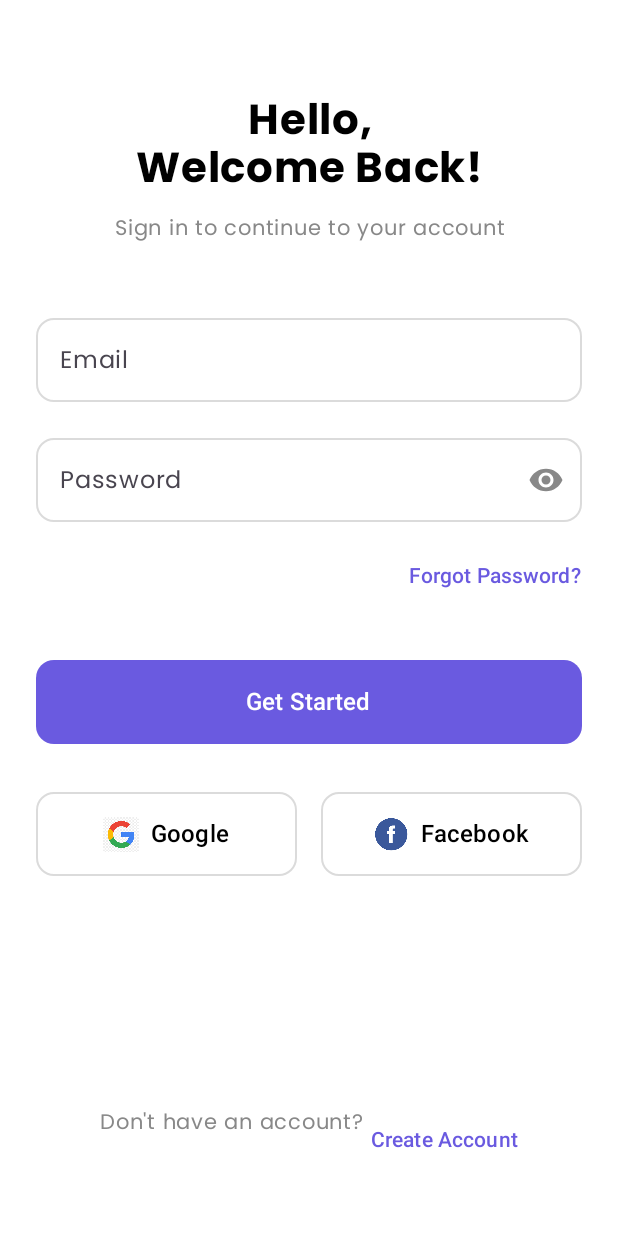
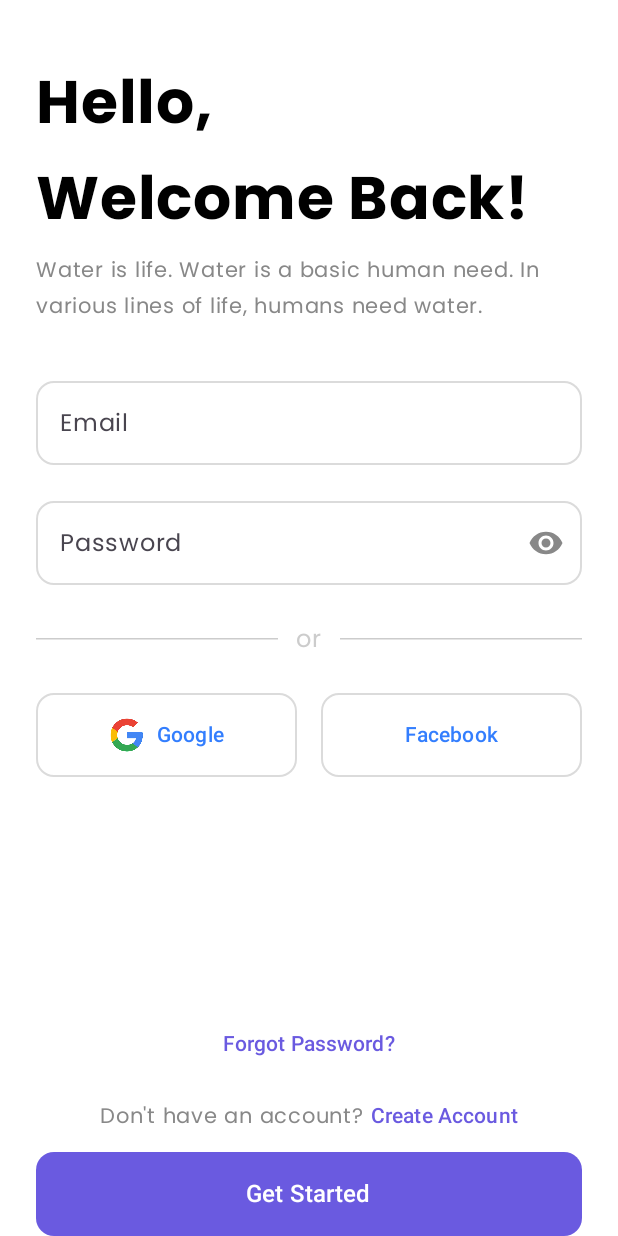
Before and after one commit to PedroJGutierrez/PetshopAppTP3, an Android app built with Jetpack Compose: the LoginScreen screen opened through its navigation route, on a phone screen of 412 x 824 dp. Run offline under Robolectric (Android 15) with nearby library versions, the light colour scheme and no system bars; our stand-ins replace Firebase (no records; nobody signed in at launch, a user with empty details on screens opened directly), Room's generated code.

Commit message:
Cambios visuales en en onboarding y login

```diff
--- a/app/src/main/java/com/proyecto/petshopapp/ui/login/LoginScreen.kt
+++ b/app/src/main/java/com/proyecto/petshopapp/ui/login/LoginScreen.kt
@@ -1,16 +1,16 @@
 package com.proyecto.petshopapp.ui.login
 
-
 import androidx.compose.foundation.BorderStroke
-import androidx.compose.foundation.Image
 import androidx.compose.foundation.background
-import androidx.compose.foundation.border
 import androidx.compose.foundation.layout.*
+import androidx.compose.foundation.rememberScrollState
+import androidx.compose.foundation.verticalScroll
 import androidx.compose.foundation.shape.RoundedCornerShape
 import androidx.compose.material.icons.Icons
 import androidx.compose.material.icons.filled.Visibility
 import androidx.compose.material.icons.filled.VisibilityOff
 import androidx.compose.material3.*
+import androidx.compose.material3.HorizontalDivider
 import androidx.compose.runtime.*
 import androidx.compose.ui.Alignment
 import androidx.compose.ui.Modifier
@@ -62,38 +62,48 @@ fun LoginScreen(navController: NavController) {
     Scaffold(
         snackbarHost = { SnackbarHost(snackbarHostState) }
     ) { innerPadding ->
+        Box(
+            modifier = Modifier
+                .fillMaxSize()
+                .padding(innerPadding)
+                .background(Color.White)
+        ) {
             Column(
                 modifier = Modifier
                     .fillMaxSize()
-                .background(Color.White)
-                .padding(innerPadding)
                     .padding(horizontal = 24.dp),
                 horizontalAlignment = Alignment.CenterHorizontally
             ) {
-            Spacer(modifier = Modifier.height(60.dp))
-
-            // Title
+                Column(
+                    modifier = Modifier
+                        .weight(1f)
+                        .fillMaxWidth()
+                        .verticalScroll(rememberScrollState()),
+                    horizontalAlignment = Alignment.CenterHorizontally
+                ) {
+                    Spacer(modifier = Modifier.height(40.dp))
                     Text(
-                text = "Hello,\nWelcome Back!",
-                fontSize = 28.sp,
+                        text = "Hello,\n\nWelcome Back!",
+                        fontSize = 40.sp,
                         fontWeight = FontWeight.Bold,
                         color = Color.Black,
-                textAlign = TextAlign.Center,
+                        textAlign = TextAlign.Start,
+                        modifier = Modifier.fillMaxWidth(),
                         lineHeight = 32.sp
                     )
 
                     Spacer(modifier = Modifier.height(8.dp))
 
                     Text(
-                text = "Sign in to continue to your account",
+                        text = "Water is life. Water is a basic human need. In various lines of life, humans need water.",
                         fontSize = 14.sp,
                         color = Color.Gray,
-                textAlign = TextAlign.Center
+                        textAlign = TextAlign.Start,
+                        modifier = Modifier.fillMaxWidth()
                     )
 
-            Spacer(modifier = Modifier.height(40.dp))
+                    Spacer(modifier = Modifier.height(30.dp))
 
-            // Email Field
                     OutlinedTextField(
                         value = email,
                         onValueChange = {
@@ -102,35 +112,24 @@ fun LoginScreen(navController: NavController) {
                         },
                         label = { Text("Email") },
                         placeholder = { Text("example@gmail.com") },
-                textStyle = TextStyle(color = Color.Black, fontSize = 16.sp),
                         isError = showEmailError,
-                enabled = !uiState.isLoading,
                         modifier = Modifier.fillMaxWidth(),
                         shape = RoundedCornerShape(12.dp),
+                        textStyle = TextStyle(fontSize = 14.sp, color = Color(0xFFB3B1B0)),
                         colors = OutlinedTextFieldDefaults.colors(
                             focusedBorderColor = PurplePrimary,
-                    focusedLabelColor = PurplePrimary,
                             unfocusedBorderColor = Color.Gray.copy(alpha = 0.3f),
                             errorBorderColor = Color.Red,
-                    errorLabelColor = Color.Red,
                             focusedContainerColor = Color.Transparent,
                             unfocusedContainerColor = Color.Transparent
                         )
                     )
                     if (showEmailError) {
-                Row(
-                    modifier = Modifier
-                        .fillMaxWidth()
-                        .padding(top = 4.dp),
-                    horizontalArrangement = Arrangement.Start
-                ) {
                         Text("Email is required", color = Color.Red, fontSize = 12.sp)
-                }
                     }
 
                     Spacer(modifier = Modifier.height(16.dp))
 
-            // Password Field
                     OutlinedTextField(
                         value = password,
                         onValueChange = {
@@ -139,77 +138,127 @@ fun LoginScreen(navController: NavController) {
                         },
                         label = { Text("Password") },
                         placeholder = { Text("••••••••") },
-                textStyle = TextStyle(color = Color.Black, fontSize = 16.sp),
+                        isError = showPasswordError,
+                        modifier = Modifier.fillMaxWidth(),
+                        shape = RoundedCornerShape(12.dp),
+                        textStyle = TextStyle(fontSize = 14.sp, color = Color(0xFFB3B1B0)),
                         visualTransformation = if (passwordVisible) VisualTransformation.None else PasswordVisualTransformation(),
                         trailingIcon = {
                             val icon = if (passwordVisible) Icons.Filled.VisibilityOff else Icons.Filled.Visibility
                             IconButton(onClick = { passwordVisible = !passwordVisible }) {
                                 Icon(
                                     imageVector = icon,
-                            contentDescription = if (passwordVisible) "Hide password" else "Show password",
+                                    contentDescription = null,
                                     tint = Color.Gray
                                 )
                             }
                         },
-                isError = showPasswordError,
-                enabled = !uiState.isLoading,
-                modifier = Modifier.fillMaxWidth(),
-                shape = RoundedCornerShape(12.dp),
                         colors = OutlinedTextFieldDefaults.colors(
                             focusedBorderColor = PurplePrimary,
-                    focusedLabelColor = PurplePrimary,
                             unfocusedBorderColor = Color.Gray.copy(alpha = 0.3f),
                             errorBorderColor = Color.Red,
-                    errorLabelColor = Color.Red,
                             focusedContainerColor = Color.Transparent,
                             unfocusedContainerColor = Color.Transparent
                         )
                     )
                     if (showPasswordError) {
-                Row(
-                    modifier = Modifier
-                        .fillMaxWidth()
-                        .padding(top = 4.dp),
-                    horizontalArrangement = Arrangement.Start
-                ) {
-                    Text("Password is required", color = Color.Red, fontSize = 12.sp)
+                        Row(verticalAlignment = Alignment.CenterVertically) {
+                            Icon(
+                                painter = painterResource(R.drawable.info_square),
+                                contentDescription = "Info",
+                                tint = Color.Red,
+                                modifier = Modifier.size(16.dp).padding(end = 4.dp)
+                            )
+                            Text("Required Fields", color = Color.Red, fontSize = 12.sp)
                         }
                     }
 
-            Spacer(modifier = Modifier.height(12.dp))
+                    Spacer(modifier = Modifier.height(24.dp))
 
-            // Forgot Password
                     Row(
                         modifier = Modifier.fillMaxWidth(),
-                horizontalArrangement = Arrangement.End
+                        verticalAlignment = Alignment.CenterVertically
                     ) {
-                TextButton(
-                    onClick = { navController.navigate("forgot_password") },
-                    enabled = !uiState.isLoading,
-                    contentPadding = PaddingValues(0.dp)
+                        HorizontalDivider(modifier = Modifier.weight(1f), color = Color.LightGray)
+                        Text("or", color = Color.LightGray, modifier = Modifier.padding(horizontal = 12.dp))
+                        HorizontalDivider(modifier = Modifier.weight(1f), color = Color.LightGray)
+                    }
+
+                    Spacer(modifier = Modifier.height(24.dp))
+
+                    Row(
+                        modifier = Modifier.fillMaxWidth(),
+                        horizontalArrangement = Arrangement.spacedBy(16.dp)
                     ) {
-                    Text(
-                        "Forgot Password?",
-                        color = PurplePrimary,
-                        fontSize = 14.sp,
-                        fontWeight = FontWeight.Medium
+                        OutlinedButton(
+                            onClick = {},
+                            modifier = Modifier.weight(1f).height(56.dp),
+                            shape = RoundedCornerShape(12.dp),
+                            colors = ButtonDefaults.outlinedButtonColors(
+                                containerColor = Color.White,
+                                contentColor = Color(0xFF337EFE)
+                            ),
+                            border = BorderStroke(1.dp, Color.Gray.copy(alpha = 0.3f))
+                        ) {
+                            Row(verticalAlignment = Alignment.CenterVertically) {
+                                Icon(
+                                    painter = painterResource(R.drawable.google),
+                                    contentDescription = "Google",
+                                    modifier = Modifier.size(24.dp),
+                                    tint = Color.Unspecified
                                 )
+                                Spacer(modifier = Modifier.width(8.dp))
+                                Text("Google")
                             }
                         }
 
-            Spacer(modifier = Modifier.height(32.dp))
+                        OutlinedButton(
+                            onClick = {},
+                            modifier = Modifier.weight(1f).height(56.dp),
+                            shape = RoundedCornerShape(12.dp),
+                            colors = ButtonDefaults.outlinedButtonColors(
+                                containerColor = Color.White,
+                                contentColor = Color(0xFF337EFE)
+                            ),
+                            border = BorderStroke(1.dp, Color.Gray.copy(alpha = 0.3f))
+                        ) {
+                            Text("Facebook")
+                        }
+                    }
 
-            // Login Button
+                    Spacer(modifier = Modifier.height(8.dp))
+                }
+
+
+                TextButton(
+                    onClick = { navController.navigate("forgot_password") },
+                    contentPadding = PaddingValues(0.dp)
+                ) {
+                    Text("Forgot Password?", color = PurplePrimary, fontSize = 14.sp)
+                }
+
+                Row(
+                    modifier = Modifier.fillMaxWidth(),
+                    horizontalArrangement = Arrangement.Center,
+                    verticalAlignment = Alignment.CenterVertically
+                ) {
+                    Text("Don't have an account? ", color = Color.Gray, fontSize = 14.sp)
+                    TextButton(
+                        onClick = { navController.navigate("create_account") },
+                        contentPadding = PaddingValues(0.dp)
+                    ) {
+                        Text("Create Account", color = PurplePrimary, fontSize = 14.sp)
+                    }
+                }
+
                 Button(
                     onClick = {
                         showEmailError = email.isBlank()
                         showPasswordError = password.isBlank()
-
                         if (!showEmailError && !showPasswordError) {
                             viewModel.login(email.trim(), password)
                         }
                     },
-                enabled = !uiState.isLoading,
                     colors = ButtonDefaults.buttonColors(containerColor = PurplePrimary),
                     shape = RoundedCornerShape(12.dp),
                     modifier = Modifier
@@ -223,118 +272,10 @@ fun LoginScreen(navController: NavController) {
                             strokeWidth = 2.dp
                         )
                     } else {
-                    Text(
-                        "Get Started",
-                        color = Color.White,
-                        fontSize = 16.sp,
-                        fontWeight = FontWeight.SemiBold
-                    )
-                }
-            }
-
-            Spacer(modifier = Modifier.height(32.dp))
-
-            // Social Login Buttons
-            Row(
-                modifier = Modifier.fillMaxWidth(),
-                horizontalArrangement = Arrangement.spacedBy(16.dp)
-            ) {
-                // Google Button
-                OutlinedButton(
-                    onClick = { /* TODO: Implement Google login */ },
-                    enabled = !uiState.isLoading,
-                    colors = ButtonDefaults.outlinedButtonColors(
-                        containerColor = Color.White,
-                        contentColor = Color.Black
-                    ),
-                    border = BorderStroke(1.dp, Color.Gray.copy(alpha = 0.3f)),
-                    shape = RoundedCornerShape(12.dp),
-                    modifier = Modifier
-                        .weight(1f)
-                        .height(56.dp)
-                ) {
-                    Row(
-                        verticalAlignment = Alignment.CenterVertically,
-                        horizontalArrangement = Arrangement.Center
-                    ) {
-                        // Google Icon
-                        Icon(
-                            painter = painterResource(R.drawable.google),
-                            contentDescription = "Google",
-                            modifier = Modifier.size(24.dp),
-                            tint = Color.Unspecified
-                        )
-                        Spacer(modifier = Modifier.width(8.dp))
-                        Text(
-                            "Google",
-                            fontSize = 16.sp,
-                            fontWeight = FontWeight.Medium
-                        )
-                    }
-                }
-
-                // Facebook Button
-                OutlinedButton(
-                    onClick = { /* TODO: Implement Facebook login */ },
-                    enabled = !uiState.isLoading,
-                    colors = ButtonDefaults.outlinedButtonColors(
-                        containerColor = Color.White,
-                        contentColor = Color.Black
-                    ),
-                    border = BorderStroke(1.dp, Color.Gray.copy(alpha = 0.3f)),
-                    shape = RoundedCornerShape(12.dp),
-                    modifier = Modifier
-                        .weight(1f)
-                        .height(56.dp)
-                ) {
-                    Row(
-                        verticalAlignment = Alignment.CenterVertically,
-                        horizontalArrangement = Arrangement.Center
-                    ) {
-                        // Facebook Icon
-                        Icon(
-                            painter = painterResource(R.drawable.facebook),
-                            contentDescription = "Facebook",
-                            modifier = Modifier.size(24.dp),
-                            tint = Color.Unspecified
-                        )
-                        Spacer(modifier = Modifier.width(8.dp))
-                        Text(
-                            "Facebook",
-                            fontSize = 16.sp,
-                            fontWeight = FontWeight.Medium
-                        )
-                    }
-                }
-            }
-
-            Spacer(modifier = Modifier.weight(1f))
-
-            // Create Account
-            Row(
-                modifier = Modifier
-                    .fillMaxWidth()
-                    .padding(bottom = 40.dp),
-                horizontalArrangement = Arrangement.Center
-            ) {
-                Text(
-                    "Don't have an account? ",
-                    color = Color.Gray,
-                    fontSize = 14.sp
-                )
-                TextButton(
-                    onClick = { navController.navigate("create_account") },
-                    enabled = !uiState.isLoading,
-                    contentPadding = PaddingValues(0.dp)
-                ) {
-                    Text(
-                        "Create Account",
-                        color = PurplePrimary,
-                        fontSize = 14.sp,
-                        fontWeight = FontWeight.Medium
-                    )
+                        Text("Get Started", color = Color.White, fontSize = 16.sp)
                     }
                 }
             }
         }
     }
+}
--- a/app/src/main/java/com/proyecto/petshopapp/ui/onboarding/OnboardingScreen.kt
+++ b/app/src/main/java/com/proyecto/petshopapp/ui/onboarding/OnboardingScreen.kt
@@ -37,7 +37,7 @@ val pages = listOf(
     OnboardingPage(
         "Start now",
         "Create your account and never miss a pet promotion again.",
-        R.drawable.senioora_salchi
+        R.drawable.abuela_salchi
     )
 )
 
@@ -61,29 +61,37 @@ fun OnboardingScreen(navController: NavController) {
         ) { page ->
             val item = pages[page]
             Column(
-                horizontalAlignment = Alignment.CenterHorizontally,
+                modifier = Modifier
+                    .fillMaxSize()
+                    .padding(horizontal = 16.dp),
                 verticalArrangement = Arrangement.Center,
-                modifier = Modifier.fillMaxSize()
+                horizontalAlignment = Alignment.CenterHorizontally
             ) {
                 Text(
                     text = item.title,
-                    fontSize = 26.sp,
+                    fontSize = 40.sp,
                     fontWeight = FontWeight.Bold,
-                    color = Color.Black
+                    color = Color.Black,
+                    modifier = Modifier
+                        .fillMaxWidth()
+                        .padding(bottom = 24.dp)
+                        .align(Alignment.Start),
+                    lineHeight = 44.sp,
                 )
-                Spacer(modifier = Modifier.height(16.dp))
                 Image(
                     painter = painterResource(id = item.imageRes),
                     contentDescription = null,
-                    modifier = Modifier.size(220.dp)
+                    modifier = Modifier
+                        .fillMaxWidth()
+                        .height(300.dp)
+                        .padding(bottom = 24.dp)
                 )
-                Spacer(modifier = Modifier.height(16.dp))
                 Text(
                     text = item.description,
                     fontSize = 14.sp,
                     color = Color.Gray,
                     lineHeight = 20.sp,
-                    modifier = Modifier.padding(horizontal = 16.dp)
+                    modifier = Modifier.fillMaxWidth()
                 )
             }
         }
--- a/app/src/main/java/com/proyecto/petshopapp/ui/theme/Theme.kt
+++ b/app/src/main/java/com/proyecto/petshopapp/ui/theme/Theme.kt
@@ -23,7 +23,6 @@ private val DarkColorScheme = darkColorScheme(
     primary = Purple80,
     secondary = PurpleGrey80,
     tertiary = Pink80
-
 )
 
 val poppinsFont = FontFamily(
```
Also changed, not shown: app/src/main/res/drawable/abuela_salchi.png (added), app/src/main/res/drawable/facebook.png (deleted), app/src/main/res/drawable/google.png, app/src/main/res/drawable/info_square.png (added), 1 other file. Lines whose indentation alone changed are shown as unchanged.
